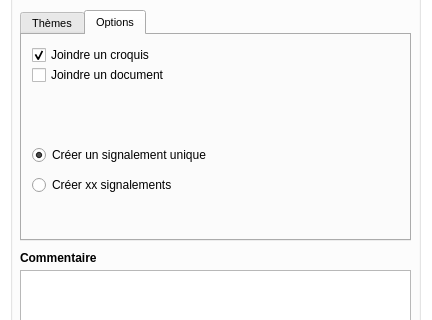
Above: FormCreateReport_base.ui from IGNF/espace-collaboratif-qgis-plugin before the change; both pictures show x 0 to 432 and y 140 to 460 of the 432 by 592 pixel window. Below: the same form after it.
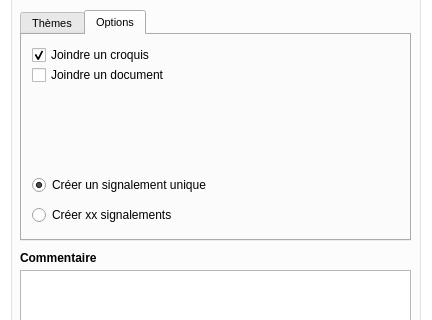
That is the form after the change. The open tabs and pages were chosen to show the change. Icons and pictures are not drawn.

The edit to the form file:
```diff
--- a/FormCreateReport_base.ui
+++ b/FormCreateReport_base.ui
@@ -137,7 +137,7 @@
         <x>10</x>
         <y>60</y>
         <width>371</width>
-        <height>31</height>
+        <height>71</height>
        </rect>
       </property>
       <property name="text">
@@ -151,7 +151,7 @@
       <property name="geometry">
        <rect>
         <x>10</x>
-        <y>110</y>
+        <y>140</y>
         <width>201</width>
         <height>20</height>
        </rect>
@@ -167,7 +167,7 @@
       <property name="geometry">
        <rect>
         <x>10</x>
-        <y>140</y>
+        <y>170</y>
         <width>161</width>
         <height>20</height>
        </rect>
```
Left out of the diff: 2 changed lines with no effect on the pictures.
